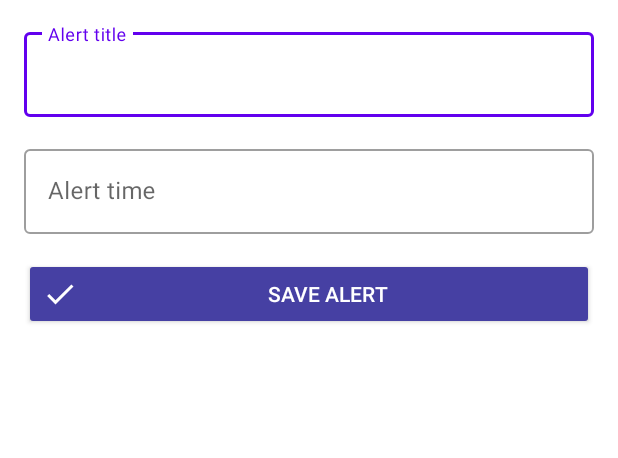
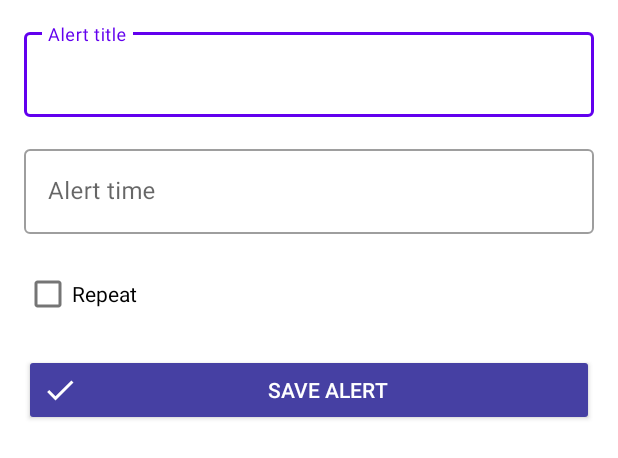
Before and after one commit to Italord0/remind-me, an Android app: the layout create_fragment.xml on its own in the app's theme, with its tools: preview values and no code run, on a phone screen of 412 x 824 dp. Shown: the top 458 px of the screen. Run offline under Robolectric (Android 15) with nearby library versions, the phone set to English and light mode, and no system bars.

Commit message:
Adding repeating alarm

```diff
--- a/app/src/main/java/com/italo/remind_me/alarm/AlarmHelper.kt
+++ b/app/src/main/java/com/italo/remind_me/alarm/AlarmHelper.kt
@@ -12,18 +12,18 @@ object AlarmHelper {
     fun scheduleRTC(
         context: Context,
         alarmManager: AlarmManager,
-        alarm: Alarm,
-        repeat: Boolean,
+        alarm: Alarm
     ) {
         val intent = Intent(context, AlarmBroadcastReceiver::class.java)
         println(alarm)
         intent.putExtra("ALARM_ID", alarm.id)
         intent.putExtra("ALARM_NAME", alarm.name)
+        intent.putExtra("ALARM_REPEAT", alarm.repeat)
 
         val pendingIntent =
             PendingIntent.getBroadcast(context, (0..2147483647).random(), intent, 0)
 
-        if (repeat) {
+        if (alarm.repeat) {
             alarmManager.setRepeating(
                 AlarmManager.RTC_WAKEUP,
                 alarm.triggerTime,
--- a/app/src/main/java/com/italo/remind_me/data/Alarm.kt
+++ b/app/src/main/java/com/italo/remind_me/data/Alarm.kt
@@ -10,4 +10,5 @@ data class Alarm(
     var id: Int,
     val name: String?,
     val triggerTime: Long,
+    val repeat: Boolean,
 ) : Serializable
--- a/app/src/main/java/com/italo/remind_me/ui/create/CreateFragment.kt
+++ b/app/src/main/java/com/italo/remind_me/ui/create/CreateFragment.kt
@@ -61,7 +61,8 @@ class CreateFragment() : Fragment() {
         return Alarm(
             id = 0,
             name = binding.tilAlertTitle.editText?.text.toString(),
-            triggerTime = selectedCalendar.time.time
+            triggerTime = selectedCalendar.time.time,
+            repeat = binding.checkRepeat.isChecked
         )
     }
 
@@ -69,8 +70,7 @@ class CreateFragment() : Fragment() {
         AlarmHelper.scheduleRTC(
             requireContext(),
             AlarmHelper.getAlarmManager(requireContext()),
-            it,
-            false
+            it
         )
     }
 
--- a/app/src/main/res/layout/create_fragment.xml
+++ b/app/src/main/res/layout/create_fragment.xml
@@ -39,6 +39,14 @@
 
     </com.google.android.material.textfield.TextInputLayout>
 
+    <CheckBox
+        android:id="@+id/checkRepeat"
+        android:layout_width="match_parent"
+        android:layout_height="wrap_content"
+        android:layout_margin="16dp"
+        android:text="@string/repeat"
+        app:layout_constraintTop_toBottomOf="@id/tilAlertTime" />
+
     <androidx.appcompat.widget.AppCompatButton
         android:id="@+id/btnSaveAlarm"
         android:layout_width="match_parent"
@@ -51,6 +59,6 @@
         android:textColor="@android:color/white"
         app:layout_constraintEnd_toEndOf="parent"
         app:layout_constraintStart_toStartOf="parent"
-        app:layout_constraintTop_toBottomOf="@id/tilAlertTime" />
+        app:layout_constraintTop_toBottomOf="@id/checkRepeat" />
 
 </androidx.constraintlayout.widget.ConstraintLayout>
--- a/app/src/main/res/values/strings.xml
+++ b/app/src/main/res/values/strings.xml
@@ -5,4 +5,5 @@
     <string name="alert_time">Alert time</string>
     <string name="save_alert">Save Alert</string>
     <string name="you_dont_have_any_alarms">You dont have any alerts, start creating one by clicking the \"+ button</string>
+    <string name="repeat">Repeat</string>
 </resources>
```
Also changed, not shown: app/src/main/java/com/italo/remind_me/broadcast/AlarmBroadcastReceiver.kt (+7 -5 lines).
